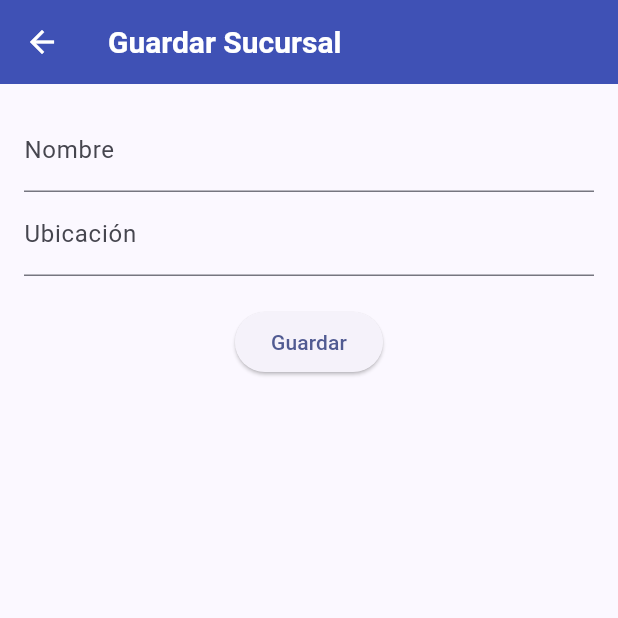
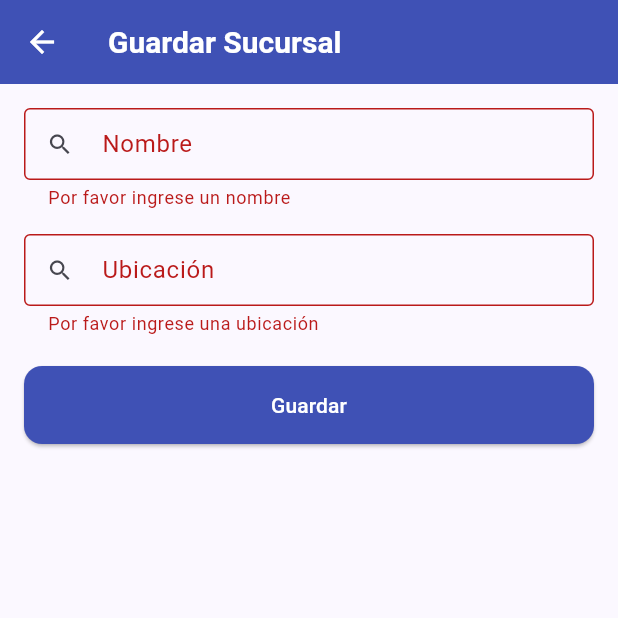
Before and after one commit to TheSunrich/proyecto_final_android, a Flutter app: the SucursalSaveScreen screen opened by its route, after a tap on "Guardar", on a phone screen of 412 x 824 dp, the top half of it. Run offline on Flutter 3.47's test engine with Material 3 defaults, Android fonts, the phone set to English and light mode, and no system bars; our stand-ins replace sqflite; accounts and stored records are empty.

Commit message:
Implementación de sucursales y cambio de estilos

```diff
--- a/lib/core/database/database_helper.dart
+++ b/lib/core/database/database_helper.dart
@@ -106,6 +106,12 @@ class DatabaseHelper {
   Future<List<Sucursal>> obtenerSucursales([String? search]) async {
     final db = await database;
     final List<Map<String, dynamic>> maps = await db.query('sucursal');
+    if (search != null && search.isNotEmpty) {
+      return List.generate(
+        maps.length,
+        (i) => Sucursal.fromJson(maps[i]),
+      ).where((sucursal) => sucursal.nombre.toLowerCase().contains(search.toLowerCase())).toList();
+    }
     return List.generate(maps.length, (i) => Sucursal.fromJson(maps[i]));
   }
 
--- a/lib/data/models/sucursal.dart
+++ b/lib/data/models/sucursal.dart
@@ -2,20 +2,20 @@
 
 class Sucursal {
   int? id;
-  String? nombre;
-  String? ubicacion;
+  String nombre;
+  String ubicacion;
 
   Sucursal({
     this.id,
-    this.nombre,
-    this.ubicacion
+    required this.nombre,
+    required this.ubicacion
   });
 
   factory Sucursal.fromJson(Map<String, dynamic> json) {
     return Sucursal(
       id: json['id'] as int?,
-      nombre: json['nombre'] as String?,
-      ubicacion: json['ubicacion'] as String?,
+      nombre: json['nombre'] as String,
+      ubicacion: json['ubicacion'] as String,
     );
   }
 
--- a/lib/ui/screens/menu_principal_screen.dart
+++ b/lib/ui/screens/menu_principal_screen.dart
@@ -4,7 +4,7 @@ import 'package:proyecto_final/ui/components/navbar/bottom_nav_bar.dart';
 import 'package:proyecto_final/ui/screens/cliente_screen.dart';
 import 'package:proyecto_final/ui/screens/producto_screen.dart';
 import 'package:proyecto_final/ui/screens/reporte_screen.dart';
-import 'package:proyecto_final/ui/screens/sucursal_screen.dart';
+import 'package:proyecto_final/ui/screens/sucursal/sucursal_screen.dart';
 import 'package:proyecto_final/ui/screens/venta_screen.dart';
 
 class MenuPrincipalScreen extends StatelessWidget {
--- a/lib/ui/screens/sucursal/sucursal_save_screen.dart
+++ b/lib/ui/screens/sucursal/sucursal_save_screen.dart
@@ -1,37 +1,140 @@
 import 'package:flutter/material.dart';
 
+import 'package:proyecto_final/data/models/sucursal.dart';
+import 'package:proyecto_final/core/database/database_helper.dart';
+
 class SucursalSaveScreen extends StatefulWidget {
-  const SucursalSaveScreen({super.key});
+  final Sucursal? sucursal;
+
+  const SucursalSaveScreen({super.key, this.sucursal});
 
   @override
   State<SucursalSaveScreen> createState() => _SucursalSaveScreenState();
 }
 
 class _SucursalSaveScreenState extends State<SucursalSaveScreen> {
+  final _formKey = GlobalKey<FormState>();
+  final _nombreController = TextEditingController();
+  final _ubicacionController = TextEditingController();
+
+  @override
+  void initState() {
+    super.initState();
+    print(widget.sucursal);
+    if (widget.sucursal != null) {
+      _nombreController.text = widget.sucursal!.nombre;
+      _ubicacionController.text = widget.sucursal!.ubicacion;
+    }
+  }
+
+  @override
+  void dispose() {
+    _nombreController.dispose();
+    _ubicacionController.dispose();
+    super.dispose();
+  }
+
+  Future<void> _guardarSucursal() async {
+    print('${_nombreController.text} ${_nombreController.text.trim().isEmpty}');
+    print(
+      '${_ubicacionController.text} ${_ubicacionController.text.trim().isEmpty}',
+    );
+    if (!_formKey.currentState!.validate() ||
+        _nombreController.text.trim().isEmpty ||
+        _ubicacionController.text.trim().isEmpty) {
+      return;
+    }
+    final sucursal = Sucursal(
+      id: widget.sucursal?.id,
+      nombre: _nombreController.text,
+      ubicacion: _ubicacionController.text,
+    );
+
+    if (widget.sucursal != null) {
+      await DatabaseHelper().actualizarSucursal(sucursal);
+      ScaffoldMessenger.of(context).showSnackBar(
+        const SnackBar(
+          content: Text('Sucursal actualizada con éxito'),
+          duration: Duration(seconds: 2),
+        ),
+      );
+    } else {
+      await DatabaseHelper().insertarSucursal(sucursal);
+      ScaffoldMessenger.of(context).showSnackBar(
+        const SnackBar(
+          content: Text('Sucursal guardada con éxito'),
+          duration: Duration(seconds: 2),
+        ),
+      );
+    }
+    _nombreController.clear();
+    _ubicacionController.clear();
+    Navigator.pop(context, widget.sucursal != null ? sucursal : true);
+  }
+
   @override
   Widget build(BuildContext context) {
     return Scaffold(
-      appBar: AppBar(
-        title: const Text('Guardar Sucursal'),
-      ),
-      body: Padding(
+      appBar: AppBar(title: const Text('Guardar Sucursal')),
+      body: Form(
+        key: _formKey,
+        child: Padding(
           padding: const EdgeInsets.all(16.0),
           child: Column(
             children: [
-            TextField(
-              decoration: const InputDecoration(labelText: 'Nombre'),
+              TextFormField(
+                controller: _nombreController,
+                decoration: const InputDecoration(
+                  isDense: true,
+                  labelText: 'Nombre',
+                  prefixIcon: Icon(Icons.search),
+                  border: OutlineInputBorder(),
+                  hintText: 'Nueva Sucursal',
+                  hintStyle: TextStyle(color: Colors.grey),
                 ),
-            TextField(
-              decoration: const InputDecoration(labelText: 'Ubicación'),
+                validator: (value) {
+                  if (value == null || value.isEmpty) {
+                    return 'Por favor ingrese un nombre';
+                  }
+                  return null;
+                },
+              ),
+              const SizedBox(height: 16),
+              TextFormField(
+                controller: _ubicacionController,
+                decoration: const InputDecoration(
+                  isDense: true,
+                  labelText: 'Ubicación',
+                  prefixIcon: Icon(Icons.search),
+                  border: OutlineInputBorder(),
+                  hintText: 'Ubicación de la sucursal',
+                  hintStyle: TextStyle(color: Colors.grey),
+                ),
+                validator: (value) {
+                  if (value == null || value.isEmpty) {
+                    return 'Por favor ingrese una ubicación';
+                  }
+                  return null;
+                },
               ),
               const SizedBox(height: 20),
-            ElevatedButton(
-              onPressed: () {
-                // Aquí puedes agregar la lógica para guardar la sucursal
-              },
+              SizedBox(
+                width: double.infinity,
+                child: ElevatedButton(
+                  onPressed: () => _guardarSucursal(),
+                  style: ElevatedButton.styleFrom(
+                    backgroundColor: Colors.indigo,
+                    foregroundColor: Colors.white,
+                    padding: const EdgeInsets.symmetric(vertical: 16),
+                    shape: RoundedRectangleBorder(
+                      borderRadius: BorderRadius.circular(12),
+                    ),
+                  ),
                   child: const Text('Guardar'),
                 ),
+              ),
             ],
+          ),
         ),
       ),
     );
```
Also changed, not shown: lib/main.dart (+6 -2 lines), lib/ui/components/sucursal/sucursal_list.dart (+4 -5 lines), lib/ui/components/sucursal/sucursal_list_item.dart (+13 -10 lines), lib/ui/screens/sucursal/sucursal_screen.dart (renamed from lib/ui/screens/sucursal_screen.dart, +43 -21 lines). Lines whose indentation alone changed are shown as unchanged.
